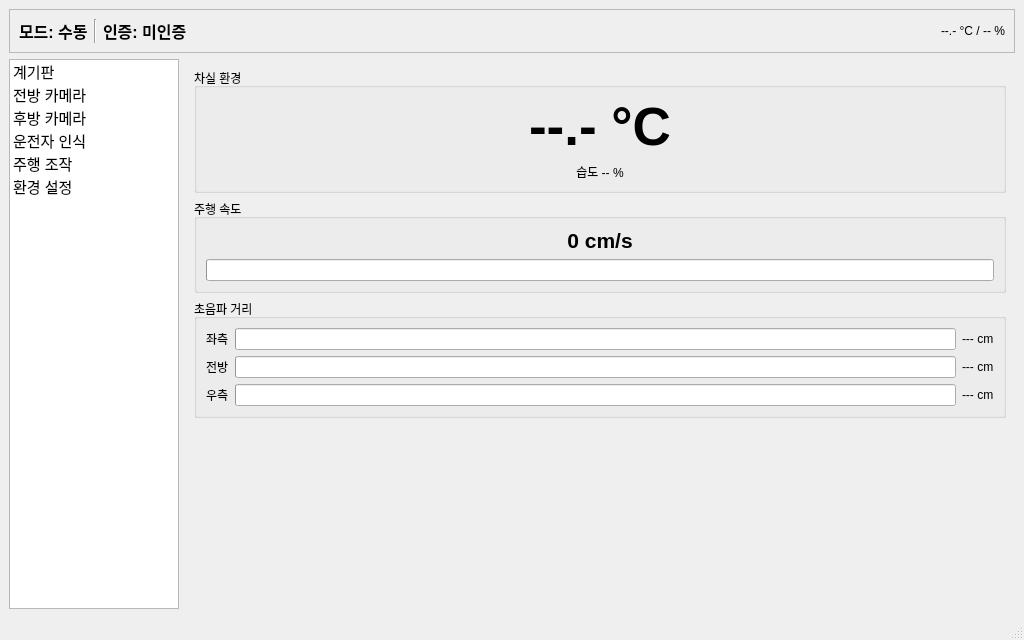
The window that mainwindow.ui (Kevin-jwd/HMI-qt) describes before a commit, drawn with Qt 5.
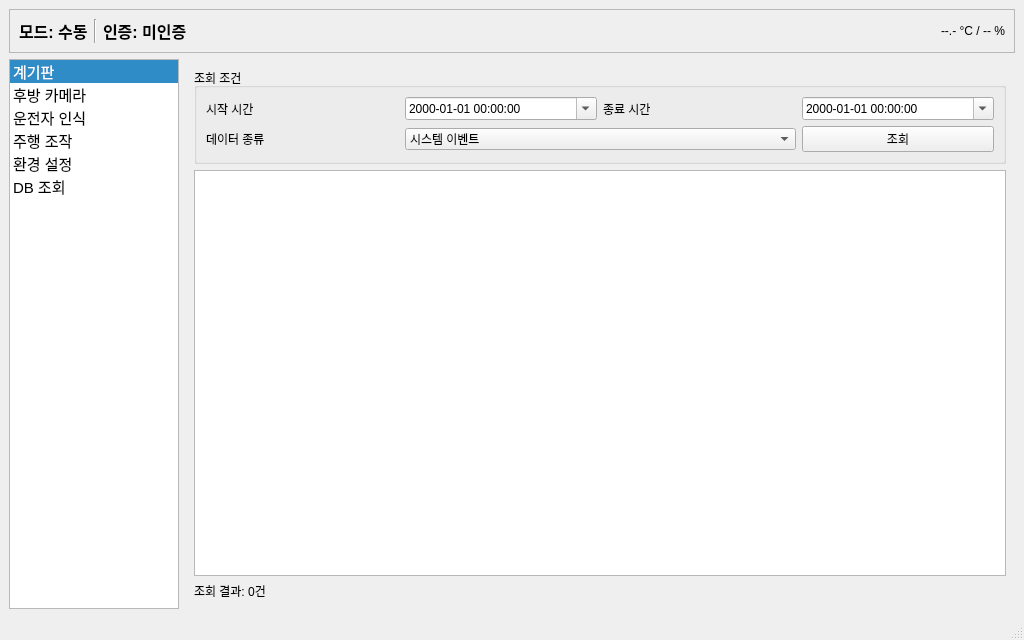
The same window after the commit. The open tabs and pages were chosen to show the change.

Commit message: feat: DB 로그 조회 내용 병합

Patch:
```diff
--- a/mainwindow.ui
+++ b/mainwindow.ui
@@ -93,18 +93,13 @@
          </font>
         </property>
         <property name="currentRow">
-         <number>-1</number>
+         <number>0</number>
         </property>
         <item>
          <property name="text">
           <string>계기판</string>
          </property>
         </item>
-        <item>
-         <property name="text">
-          <string>전방 카메라</string>
-         </property>
-        </item>
         <item>
          <property name="text">
           <string>후방 카메라</string>
@@ -125,6 +120,11 @@
           <string>환경 설정</string>
          </property>
         </item>
+        <item>
+         <property name="text">
+          <string>DB 조회</string>
+         </property>
+        </item>
        </widget>
       </item>
       <item>
@@ -750,6 +750,30 @@
           </item>
          </layout>
         </widget>
+        <widget class="QWidget" name="databaseTab">
+         <layout class="QVBoxLayout" name="databaseLayout">
+          <item>
+           <widget class="QGroupBox" name="searchGroup">
+            <property name="title"><string>조회 조건</string></property>
+            <layout class="QGridLayout" name="searchLayout">
+             <item row="0" column="0"><widget class="QLabel" name="startLabel"><property name="text"><string>시작 시간</string></property></widget></item>
+             <item row="0" column="1"><widget class="QDateTimeEdit" name="startDateTimeEdit"><property name="displayFormat"><string>yyyy-MM-dd HH:mm:ss</string></property><property name="calendarPopup"><bool>true</bool></property></widget></item>
+             <item row="0" column="2"><widget class="QLabel" name="endLabel"><property name="text"><string>종료 시간</string></property></widget></item>
+             <item row="0" column="3"><widget class="QDateTimeEdit" name="endDateTimeEdit"><property name="displayFormat"><string>yyyy-MM-dd HH:mm:ss</string></property><property name="calendarPopup"><bool>true</bool></property></widget></item>
+             <item row="1" column="0"><widget class="QLabel" name="logTypeLabel"><property name="text"><string>데이터 종류</string></property></widget></item>
+             <item row="1" column="1" colspan="2"><widget class="QComboBox" name="logTypeComboBox">
+              <item><property name="text"><string>시스템 이벤트</string></property></item>
+              <item><property name="text"><string>차량 로그</string></property></item>
+              <item><property name="text"><string>환경 로그</string></property></item>
+             </widget></item>
+             <item row="1" column="3"><widget class="QPushButton" name="searchButton"><property name="text"><string>조회</string></property></widget></item>
+            </layout>
+           </widget>
+          </item>
+          <item><widget class="QTableView" name="resultTableView"><property name="alternatingRowColors"><bool>true</bool></property><property name="selectionBehavior"><enum>QAbstractItemView::SelectRows</enum></property></widget></item>
+          <item><widget class="QLabel" name="resultCountLabel"><property name="text"><string>조회 결과: 0건</string></property></widget></item>
+         </layout>
+        </widget>
        </widget>
       </item>
      </layout>
```
Left out of the diff: 180 changed lines with no effect on the pictures. The commit also changes 12 other files.
